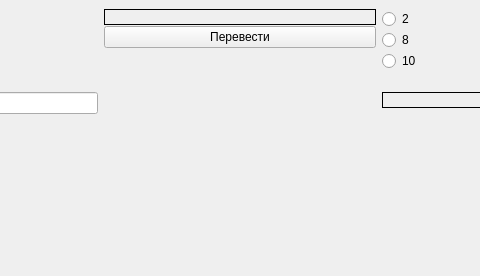
Qt form OPlab1/mainwindow.ui (loultl/mylabs) before a commit; both pictures show x 183 to 663 and y 0 to 276 of the 846 by 276 pixel window.
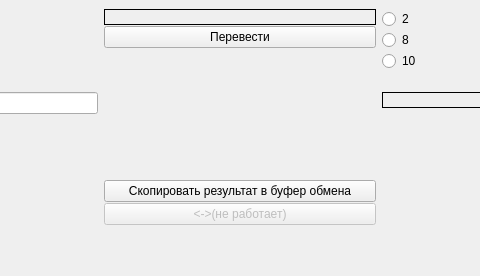
The same form after that commit.

```diff
--- a/OPlab1/mainwindow.ui
+++ b/OPlab1/mainwindow.ui
@@ -150,6 +150,23 @@
         </property>
        </spacer>
       </item>
+      <item>
+       <widget class="QPushButton" name="copyButton">
+        <property name="text">
+         <string>Скопировать результат в буфер обмена</string>
+        </property>
+       </widget>
+      </item>
+      <item>
+       <widget class="QPushButton" name="swapButton">
+        <property name="enabled">
+         <bool>false</bool>
+        </property>
+        <property name="text">
+         <string>&lt;-&gt;(не работает)</string>
+        </property>
+       </widget>
+      </item>
       <item>
        <spacer name="horizontalSpacer_2">
         <property name="orientation">
```
